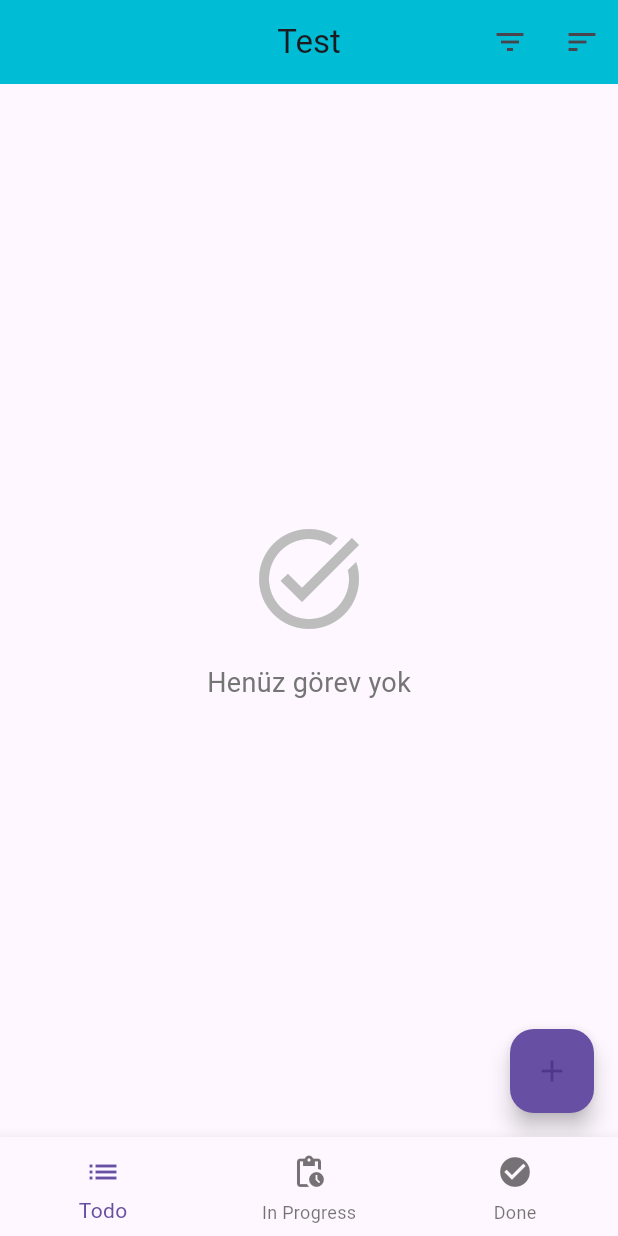
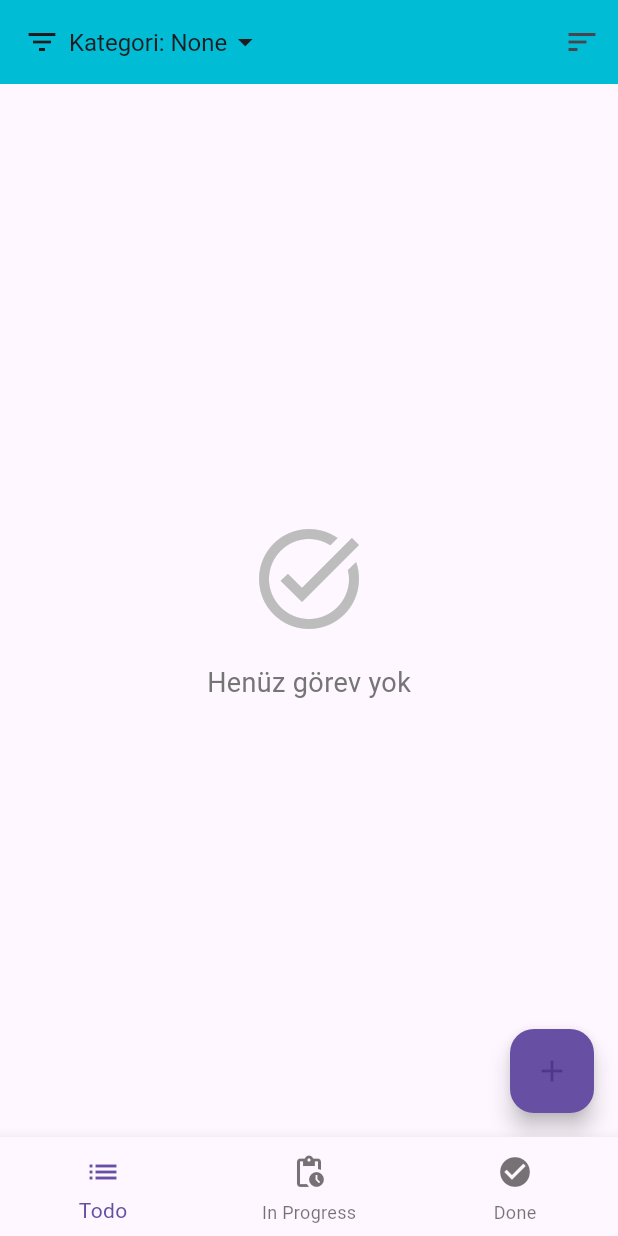
Before and after one commit to MertAliUzun/todo_app, a Flutter app: the screen it shows after launch, on a phone screen of 412 x 824 dp. Run offline on Flutter 3.47's test engine with Material 3 defaults, Android fonts, the phone set to English and light mode, and no system bars; our stand-ins replace flutter_bloc, isar; missing offline and left inert: safe_int_id; accounts and stored records are empty; generated files the repository leaves out were written again.

```diff
--- a/lib/presentation/todo_page.dart
+++ b/lib/presentation/todo_page.dart
@@ -28,32 +28,19 @@ class _TodoPageState extends State<TodoPage> {
     return Scaffold(
       appBar: AppBar(
         backgroundColor: Colors.cyan,
-        title: Text('Test'),
-        centerTitle: true,
-        actions: [
-          // Kategori filtre butonu
-          PopupMenuButton<String?>(
-            icon: const Icon(Icons.filter_list),
+        title: Row(
+          children: [
+            BlocBuilder<TodoCubit, List<Todo>>(
+              builder: (context, _) {
+                final currentCategory = todoCubit.selectedCategory;
+                return PopupMenuButton<String?>(
+                  offset: const Offset(0, 40), // Dropdown menünün konumu
                   tooltip: 'Kategori Filtrele',
                   onSelected: (String? category) {
                     todoCubit.changeCategory(category);
                   },
                   itemBuilder: (BuildContext context) {
-              final currentCategory = todoCubit.selectedCategory;
-              final items = <PopupMenuEntry<String?>>[
-                PopupMenuItem<String?>(
-                  value: 'None',
-                  child: Center(
-                    child: Text(
-                      'None',
-                      style: TextStyle(
-                        fontWeight: currentCategory == 'None' ? FontWeight.bold : FontWeight.normal,
-                        color: currentCategory == 'None' ? Colors.blue : Colors.black,
-                      ),
-                    ),
-                  ),
-                ),
-              ];
+                    final items = <PopupMenuEntry<String?>>[];
 
                     // Önceden tanımlanmış kategorileri ekle
                     for (final category in _categories) {
@@ -75,10 +62,31 @@ class _TodoPageState extends State<TodoPage> {
 
                     return items;
                   },
+                  child: Row(
+                    mainAxisSize: MainAxisSize.min,
+                    children: [
+                      const Icon(Icons.filter_list),
+                      const SizedBox(width: 6),
+                      Text(
+                        'Kategori: $currentCategory',
+                        style: const TextStyle(
+                          fontSize: 16,
                         ),
+                      ),
+                      const Icon(Icons.arrow_drop_down),
+                    ],
+                  ),
+                );
+              },
+            ),
+          ],
+        ),
+        centerTitle: false,
+        actions: [
           // Sıralama butonu
           PopupMenuButton<SortBy>(
             icon: const Icon(Icons.sort),
+            offset: const Offset(0, 40), // Dropdown menünün konumu
             tooltip: 'Sırala',
             onSelected: (SortBy sortBy) {
               todoCubit.changeSortCriteria(sortBy);
```
Lines whose indentation alone changed are shown as unchanged.
